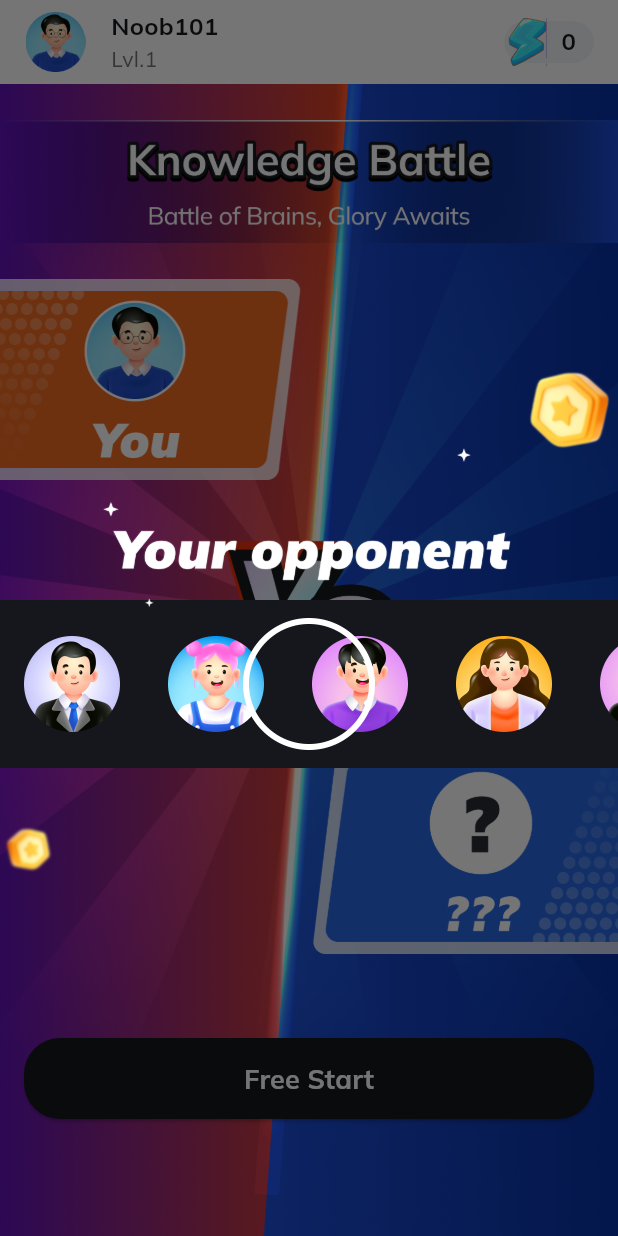
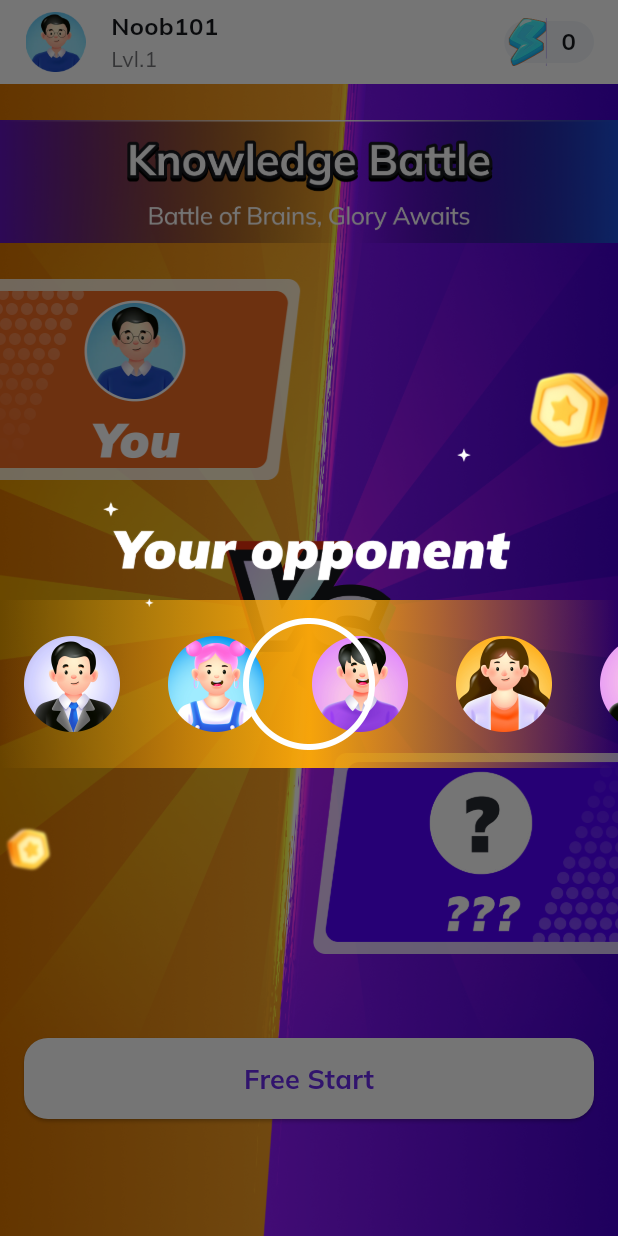
Before and after one commit to cctip/flutter_crypto_senseier, a Flutter app: the BattlePage widget shown alone on an empty page, opened directly, after a tap on "Free Start", on a phone screen of 412 x 824 dp. Run offline on Flutter 3.47's test engine with Material 3 defaults, Android fonts, the phone set to English and light mode, and no system bars; our stand-ins replace get, in_app_review, shared_preferences; accounts and stored records are empty.

Commit message:
feat: update

```diff
--- a/lib/pages/battle.dart
+++ b/lib/pages/battle.dart
@@ -48,10 +48,37 @@ class BattlePageState extends State<BattlePage> with SingleTickerProviderStateMi
         child: Stack(
         alignment: Alignment.center,
         children: [
+          Positioned(top: 400, right: 0, child: Container(
+            width: MediaQuery.of(context).size.width,
+            height: 112,
+            decoration: BoxDecoration(
+              gradient: LinearGradient(
+                begin: Alignment.centerRight,
+                end: Alignment.centerLeft,
+                colors: [
+                  Color.fromRGBO(246, 164, 10, 0),
+                  Color(0xFFF6A40A),
+                  Color.fromRGBO(246, 164, 10, 0),
+                ],
+                stops: [0, 0.5, 0], // 调整渐变范围
+              ),
+            ),
+          )),
           Positioned(top: 400, child: Container(
             width: MediaQuery.of(context).size.width,
             height: 112,
-            color: Color(0xFF15171C),
+            decoration: BoxDecoration(
+              gradient: LinearGradient(
+                begin: Alignment.centerLeft,
+                end: Alignment.centerRight,
+                colors: [
+                  Color.fromRGBO(246, 164, 10, 0),
+                  Color(0xFFF6A40A),
+                  Color.fromRGBO(246, 164, 10, 0),
+                ],
+                stops: [0, 0.5, 0], // 调整渐变范围
+              ),
+            ),
             child: Stack(
               alignment: Alignment.center,
               children: [
@@ -102,9 +129,9 @@ class BattlePageState extends State<BattlePage> with SingleTickerProviderStateMi
                   height: 54,
                   child: ElevatedButton(
                     style: ElevatedButton.styleFrom(
-                      foregroundColor: Colors.white,
-                      backgroundColor: Color(0xFF15171C),
-                      shape: RoundedRectangleBorder(borderRadius: BorderRadius.circular(24)),
+                      foregroundColor: Color(0xFF6A2BED),
+                      backgroundColor: Colors.white,
+                      shape: RoundedRectangleBorder(borderRadius: BorderRadius.circular(16)),
                     ),
                     onPressed: _onStartBattle,
                     child: Text('Free Start', style: TextStyle(fontSize: 18, fontWeight: FontWeight.w700))
--- a/lib/pages/battle_detail.dart
+++ b/lib/pages/battle_detail.dart
@@ -88,7 +88,7 @@ class BattleDetailState extends State<BattleDetail> {
                 child: Image.asset('assets/images/bg/well_done.png', width: MediaQuery.of(context).size.width)
               ),
               Positioned(
-                top: MediaQuery.of(context).padding.top + 286,
+                top: MediaQuery.of(context).padding.top + 304,
                 child: SizedBox(
                   width: MediaQuery.of(context).size.width - 80,
                   height: 272,
@@ -246,11 +246,11 @@ class BattleDetailState extends State<BattleDetail> {
               height: 48,
               alignment: Alignment.center,
               decoration: BoxDecoration(
-                color: Color.fromRGBO(29, 78, 216, 0.15),
-                border: Border.all(color: Color(0xFF1D4ED8), width: 2),
+                color: Color.fromRGBO(106, 43, 237, 0.2),
+                border: Border.all(color: Color(0xFF6A2BED), width: 2),
                 borderRadius: BorderRadius.circular(48)
               ),
-              child: Text('${_remainingTime}s', style: TextStyle(color: Color(0xFF1D4ED8), fontSize: 16, fontWeight: FontWeight.w700),),
+              child: Text('${_remainingTime}s', style: TextStyle(color: Color(0xFF6A2BED), fontSize: 16, fontWeight: FontWeight.w700),),
             ),
             SizedBox(height: 16),
             Expanded(child: Column(
@@ -279,9 +279,9 @@ class BattleDetailState extends State<BattleDetail> {
             alignment: Alignment.center,
             decoration: BoxDecoration(
               gradient: LinearGradient(
-                begin: Alignment.topLeft,
-                end: Alignment.bottomRight,
-                colors: _chooseAnswer == index ? [Color(0xFF1D4ED8),Color(0xFF4C1AE2)] :
+                begin: Alignment.topCenter,
+                end: Alignment.bottomCenter,
+                colors: _chooseAnswer == index ? [Color(0xFF6A2BED),Color(0xFF4C1AE2)] :
                       _opponentAnswer == index ? [Color.fromRGBO(76, 26, 226, 0.25), Color.fromRGBO(76, 26, 226, 0.25)] : [Color(0xFFF1F5F9), Color(0xFFF1F5F9)],
                 stops: [0, 1], // 调整渐变范围
               ),
--- a/lib/pages/chapter.dart
+++ b/lib/pages/chapter.dart
@@ -117,7 +117,7 @@ class ChapterPageState extends State<ChapterPage> {
               padding: EdgeInsets.symmetric(horizontal: 16, vertical: 14),
               decoration: BoxDecoration(
                 color: _deepChapter > index ? Colors.white : Color(0xFFE2E8F0),
-                border: Border.all(color: _deepChapter > index ? Color(0xFF1D4ED8) : Colors.transparent, width: 1),
+                border: Border.all(color: _deepChapter > index ? Color(0xFF6A2BED) : Colors.transparent, width: 1),
                 borderRadius: BorderRadius.circular(16)
               ),
               child: Column(
--- a/lib/pages/profile.dart
+++ b/lib/pages/profile.dart
@@ -81,8 +81,8 @@ class HomePageState extends State<ProfilePage> {
         gradient: LinearGradient(
           begin: Alignment.topCenter,
           end: Alignment.bottomCenter,
-          colors: [Color(0xFF1D4ED8), Color(0xFF4C1AE2)],
-          stops: [0, 1], // 调整渐变范围
+          colors: [Color(0xFF6A2BED), Color(0xFF4C1AE2)],
+          stops: [0, 0.5], // 调整渐变范围
         ),
         borderRadius: BorderRadius.only(bottomLeft: Radius.circular(24), bottomRight: Radius.circular(24))
       ),
@@ -197,7 +197,7 @@ class HomePageState extends State<ProfilePage> {
         mainAxisAlignment: MainAxisAlignment.spaceAround,
         children: [
         Text(title, style: TextStyle(color: Color(0xFFA2A6AF), fontSize: 12, fontWeight: FontWeight.w500)),
-        Text('$count', style: TextStyle(color: Color(0xFF1D4ED8), fontSize: 20, fontWeight: FontWeight.w900)),
+        Text('$count', style: TextStyle(color: Color(0xFF6A2BED), fontSize: 20, fontWeight: FontWeight.w900)),
       ]),
     ));
   }
```
Also changed, not shown: lib/pages/ranking.dart (+4 -4 lines), assets/images/bg/battle_bg.png, assets/images/bg/battle_detail_bg.png, assets/images/bg/battle_other.png, assets/images/bg/come_on.png, 49 other files.
